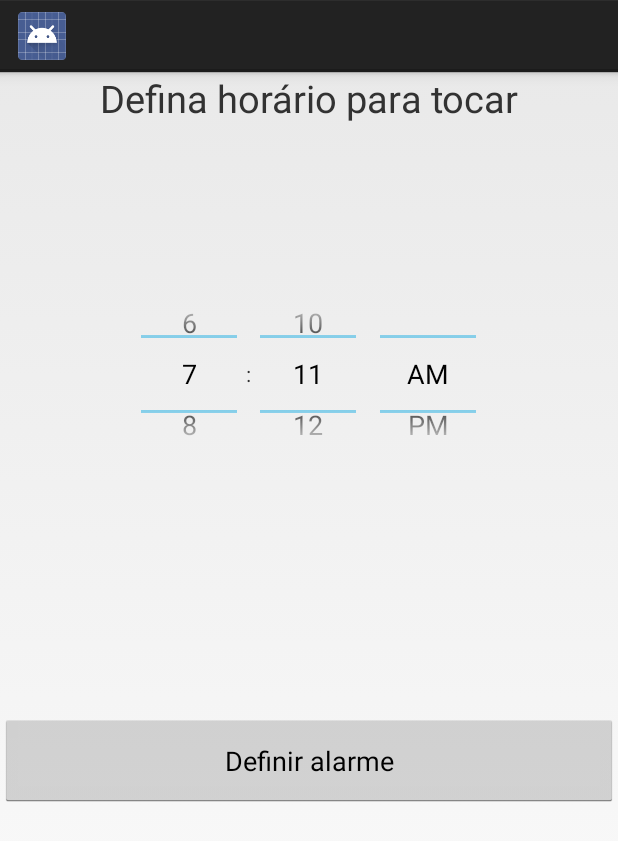
After one commit to Levon27/T1-Android, an Android app: the AlarmeActivity screen opened directly, with no data from a screen before it, on a phone screen of 412 x 824 dp. The commit adds this screen. Shown: the top 841 px of the screen. Run offline under Robolectric (Android 15) with nearby library versions, the phone set to English and light mode, and no system bars; our stand-ins replace ButterKnife.

Commit message:
Activity de alarme criada, mas com erro

```diff
--- a/app/src/main/AndroidManifest.xml
+++ b/app/src/main/AndroidManifest.xml
@@ -17,7 +17,8 @@
             </intent-filter>
         </activity>
         <activity android:name=".MainActivity" />
-        <activity android:name=".MensagemActivity"></activity>
+        <activity android:name=".MensagemActivity" />
+        <activity android:name=".AlarmeActivity"></activity>
     </application>
 
 </manifest>
--- /dev/null
+++ b/app/src/main/java/com/example/a1401587_0/t1/AlarmeActivity.java
@@ -0,0 +1,35 @@
+package com.example.a1401587_0.t1;
+
+import android.app.Activity;
+import android.content.Intent;
+import android.os.Bundle;
+import android.provider.AlarmClock;
+import android.widget.Button;
+import android.widget.TimePicker;
+
+import butterknife.BindView;
+import butterknife.ButterKnife;
+import butterknife.OnClick;
+
+public class AlarmeActivity extends Activity {
+    @BindView(R.id.tpHorario) TimePicker tpHorario;
+    @BindView(R.id.btnDefine) Button btnDefine;
+    @Override
+    protected void onCreate(Bundle savedInstanceState) {
+
+        super.onCreate(savedInstanceState);
+        setContentView(R.layout.activity_alarme);
+        ButterKnife.bind(this);
+    }
+
+    @OnClick(R.id.btnDefine)
+    public void Define(){
+        Intent intent = new Intent(AlarmClock.ACTION_SET_ALARM).putExtra(AlarmClock.EXTRA_MESSAGE, "Acorda vagabundo")
+                .putExtra(AlarmClock.EXTRA_HOUR,tpHorario.getCurrentHour() )
+                .putExtra(AlarmClock.EXTRA_MINUTES, tpHorario.getCurrentHour());
+
+        if (intent.resolveActivity(getPackageManager()) != null)
+            startActivity(intent);
+
+    }
+}
--- /dev/null
+++ b/app/src/main/res/layout/activity_alarme.xml
@@ -0,0 +1,30 @@
+<?xml version="1.0" encoding="utf-8"?>
+<LinearLayout xmlns:android="http://schemas.android.com/apk/res/android"
+    xmlns:app="http://schemas.android.com/apk/res-auto"
+    xmlns:tools="http://schemas.android.com/tools"
+    android:layout_width="match_parent"
+    android:layout_height="match_parent"
+    android:orientation="vertical"
+    tools:context="com.example.a1401587_0.t1.AlarmeActivity">
+    <TextView
+        android:layout_width="match_parent"
+        android:layout_height="wrap_content"
+        android:text="Defina horário para tocar"
+        android:textAlignment="center"
+        android:textSize="25dp"/>
+
+    <TimePicker
+        android:layout_width="match_parent"
+        android:layout_marginTop="100sp"
+        android:layout_height="133dp"
+        android:id="@+id/tpHorario"></TimePicker>
+
+    <Button
+        android:layout_width="match_parent"
+        android:layout_height="62dp"
+        android:layout_marginTop="160sp"
+        android:text="Definir alarme"
+        android:id="@+id/btnDefine"/>
+
+
+</LinearLayout>
--- a/app/src/main/res/layout/activity_main2.xml
+++ b/app/src/main/res/layout/activity_main2.xml
@@ -24,6 +24,8 @@
         android:layout_gravity="fill"
         android:layout_columnWeight="1"
         android:layout_rowWeight="1"
+        android:text="Alarme"
+        android:id="@+id/btnAlarme"
         />
     <Button
         android:layout_height="wrap_content"
```
Also changed, not shown: app/src/main/java/com/example/a1401587_0/t1/MainActivity.java (+8 -0 lines).
